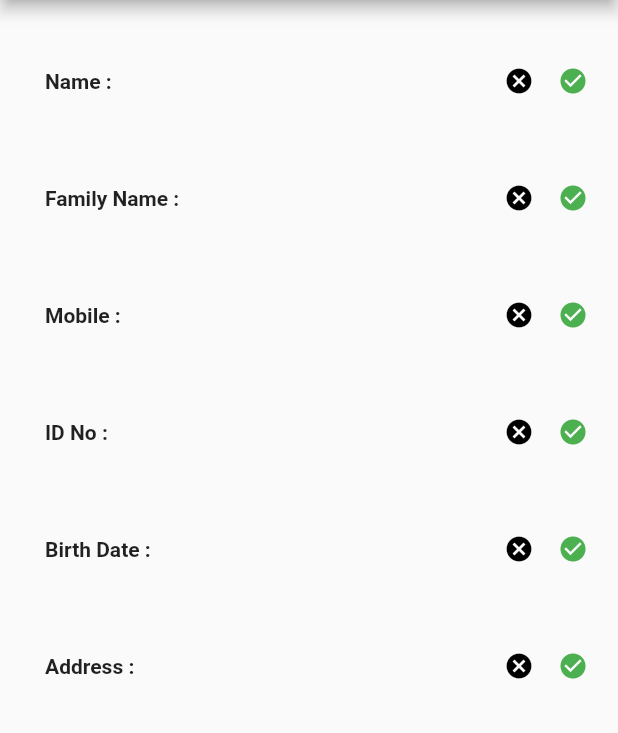
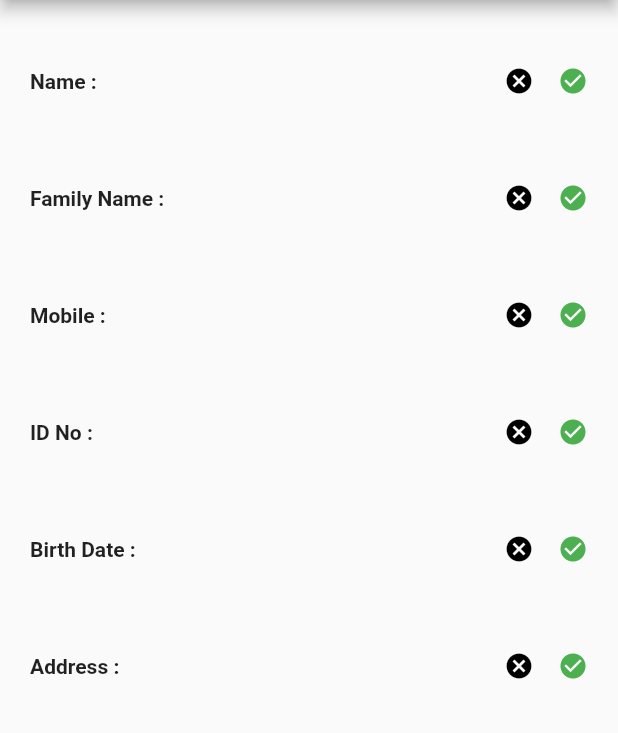
Before and after one commit to HsnU3fi/example-flutter, a Flutter app: the CheckCard screen opened directly, on a phone screen of 412 x 824 dp, the part 84-817 px from its top. Run offline on Flutter 3.47's test engine with Material 2 defaults, Android fonts, the light colour scheme and no system bars; our stand-ins replace datetime_picker_formfield, flutter_tabler_icons, google_fonts, image_picker, shared_preferences; accounts and stored records are empty; key blocks and very long unbroken strings in the code were emptied for the run.

Commit message:
chaneg size chack page

```diff
--- a/lib/views/cards/chack.dart
+++ b/lib/views/cards/chack.dart
@@ -55,8 +55,8 @@ class CheckCard extends StatelessWidget {
                 mainAxisAlignment: MainAxisAlignment.spaceBetween,
                 children: [
                   Container(
-                    width: 150,
-                    padding: const EdgeInsets.only(left: 30),
+                    width: 100,
+                    padding: const EdgeInsets.only(left: 20),
                     child: const Text("Name :",
                         textAlign: TextAlign.start,
                         style:
@@ -67,7 +67,7 @@ class CheckCard extends StatelessWidget {
                     width: 10,
                   ),
                   SizedBox(
-                    width: 80,
+                    width: 100,
                     child: Text(context.watch<CardsProvider>().name,
                         textAlign: TextAlign.start,
                         style: const TextStyle(
@@ -106,8 +106,8 @@ class CheckCard extends StatelessWidget {
                 mainAxisAlignment: MainAxisAlignment.spaceBetween,
                 children: [
                   Container(
-                    width: 150,
-                    padding: const EdgeInsets.only(left: 30),
+                    width: 120,
+                    padding: const EdgeInsets.only(left: 20),
                     child: const Text("Family Name :",
                         textAlign: TextAlign.start,
                         style:
@@ -118,7 +118,7 @@ class CheckCard extends StatelessWidget {
                     width: 10,
                   ),
                   SizedBox(
-                    width: 80,
+                    width: 100,
                     child: Text(context.watch<CardsProvider>().familyName,
                         textAlign: TextAlign.start,
                         style: const TextStyle(
@@ -157,7 +157,7 @@ class CheckCard extends StatelessWidget {
                 children: [
                   Container(
                     width: 100,
-                    padding: const EdgeInsets.only(left: 30),
+                    padding: const EdgeInsets.only(left: 20),
                     child: const Text("Mobile :",
                         textAlign: TextAlign.start,
                         style:
@@ -206,8 +206,8 @@ class CheckCard extends StatelessWidget {
                 mainAxisAlignment: MainAxisAlignment.spaceBetween,
                 children: [
                   Container(
-                    width: 150,
-                    padding: const EdgeInsets.only(left: 30),
+                    width: 100,
+                    padding: const EdgeInsets.only(left: 20),
                     child: const Text("ID No :",
                         textAlign: TextAlign.start,
                         style:
@@ -218,7 +218,7 @@ class CheckCard extends StatelessWidget {
                     width: 10,
                   ),
                   SizedBox(
-                    width: 80,
+                    width: 100,
                     child: Text(context.watch<CardsProvider>().iDNo,
                         textAlign: TextAlign.start,
                         style: const TextStyle(
@@ -256,8 +256,8 @@ class CheckCard extends StatelessWidget {
                 mainAxisAlignment: MainAxisAlignment.spaceBetween,
                 children: [
                   Container(
-                    width: 160,
-                    padding: const EdgeInsets.only(left: 30),
+                    width: 100,
+                    padding: const EdgeInsets.only(left: 20),
                     child: const Text("Birth Date :",
                         textAlign: TextAlign.start,
                         style:
@@ -268,7 +268,7 @@ class CheckCard extends StatelessWidget {
                     width: 10,
                   ),
                   SizedBox(
-                    width: 80,
+                    width: 100,
                     child: Text(context.watch<CardsProvider>().birthDate,
                         textAlign: TextAlign.start,
                         style: const TextStyle(
@@ -306,8 +306,8 @@ class CheckCard extends StatelessWidget {
                 mainAxisAlignment: MainAxisAlignment.spaceBetween,
                 children: [
                   Container(
-                    width: 150,
-                    padding: const EdgeInsets.only(left: 30),
+                    width: 100,
+                    padding: const EdgeInsets.only(left: 20),
                     child: const Text("Address :",
                         textAlign: TextAlign.start,
                         style:
@@ -318,7 +318,7 @@ class CheckCard extends StatelessWidget {
                     width: 10,
                   ),
                   SizedBox(
-                    width: 80,
+                    width: 100,
                     child: Text(context.watch<CardsProvider>().address,
                         textAlign: TextAlign.start,
                         style: const TextStyle(
--- a/lib/views/cards/get.dart
+++ b/lib/views/cards/get.dart
@@ -221,7 +221,7 @@ class Cards extends StatelessWidget {
                             Column(
                               mainAxisAlignment: MainAxisAlignment.end,
                               children: [
-                                if (context.watch<CardsProvider>().items[index] == false)
+                             // if (context.watch<CardsProvider>().items[index] == false)
                                 Container(
                                   padding:
                                       const EdgeInsets.fromLTRB(0, 0, 20, 15),
```
